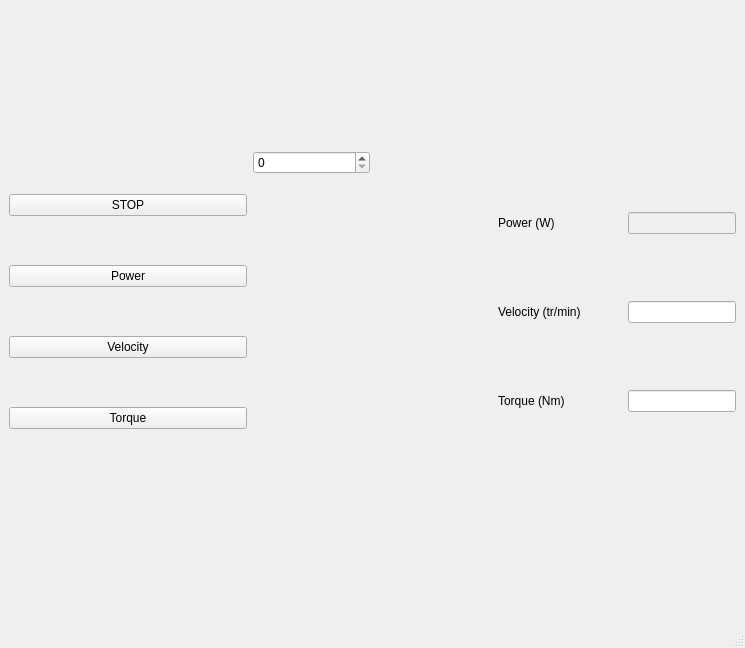
Above: ergocycle_gui.ui from s2mLab/ControlOdrive before the change. Below: the same form after it.
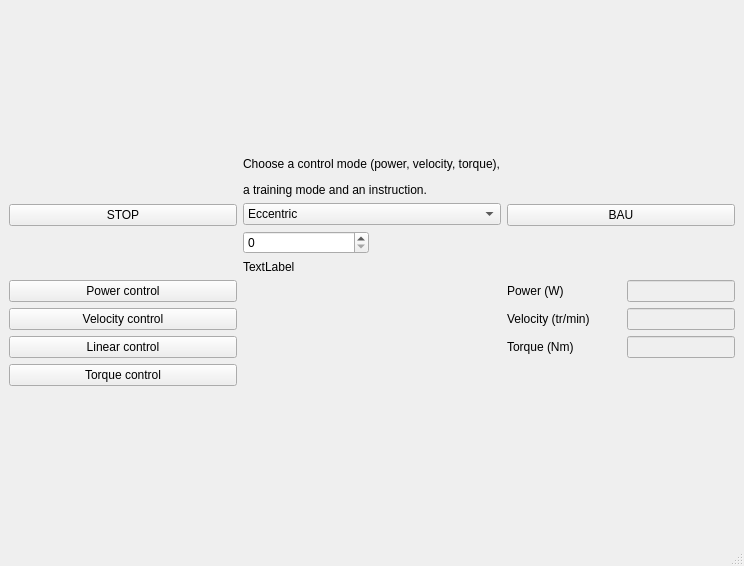
That is the form after the change.

Diff of the .ui file:
```diff
--- a/ergocycle_gui.ui
+++ b/ergocycle_gui.ui
@@ -6,8 +6,8 @@
    <rect>
     <x>0</x>
     <y>0</y>
-    <width>745</width>
-    <height>648</height>
+    <width>744</width>
+    <height>566</height>
    </rect>
   </property>
   <property name="minimumSize">
@@ -29,40 +29,97 @@
    <layout class="QGridLayout" name="gridLayout_2">
     <item row="0" column="0">
      <layout class="QGridLayout" name="gridLayout">
-      <item row="0" column="0">
-       <layout class="QVBoxLayout" name="modes_verticalLayout">
-        <item>
-         <widget class="QPushButton" name="STOP_pushButton">
+      <item row="4" column="0">
+       <widget class="QPushButton" name="linear_pushButton">
           <property name="text">
-           <string>STOP</string>
+         <string>Linear control</string>
           </property>
          </widget>
         </item>
+      <item row="3" column="3">
+       <layout class="QHBoxLayout" name="velocity_horizontalLayout">
         <item>
-         <widget class="QPushButton" name="power_pushButton">
+         <widget class="QLabel" name="velocity_label">
           <property name="text">
-           <string>Power</string>
+           <string>Velocity (tr/min)</string>
           </property>
          </widget>
         </item>
         <item>
+         <widget class="QLineEdit" name="velocity_lineEdit">
+          <property name="enabled">
+           <bool>false</bool>
+          </property>
+          <property name="sizePolicy">
+           <sizepolicy hsizetype="Fixed" vsizetype="Fixed">
+            <horstretch>0</horstretch>
+            <verstretch>0</verstretch>
+           </sizepolicy>
+          </property>
+          <property name="text">
+           <string/>
+          </property>
+         </widget>
+        </item>
+       </layout>
+      </item>
+      <item row="3" column="0">
          <widget class="QPushButton" name="velocity_pushButton">
           <property name="text">
-           <string>Velocity</string>
+         <string>Velocity control</string>
           </property>
          </widget>
         </item>
-        <item>
+      <item row="0" column="3">
+       <widget class="QPushButton" name="BAU_pushButton">
+        <property name="text">
+         <string>BAU</string>
+        </property>
+       </widget>
+      </item>
+      <item row="2" column="0">
+       <widget class="QPushButton" name="power_pushButton">
+        <property name="text">
+         <string>Power control</string>
+        </property>
+       </widget>
+      </item>
+      <item row="5" column="0">
          <widget class="QPushButton" name="torque_pushButton">
           <property name="text">
-           <string>Torque</string>
+         <string>Torque control</string>
           </property>
          </widget>
         </item>
-       </layout>
-      </item>
-      <item row="0" column="1">
+      <item row="0" column="2">
        <layout class="QVBoxLayout" name="instructions_verticalLayout">
+        <item>
+         <widget class="QLabel" name="control_label">
+          <property name="text">
+           <string>&lt;html&gt;&lt;head/&gt;&lt;body&gt;&lt;p&gt;Choose a control mode (power, velocity, torque),&lt;/p&gt;&lt;p&gt;a training mode and an instruction.&lt;/p&gt;&lt;/body&gt;&lt;/html&gt;</string>
+          </property>
+          <property name="scaledContents">
+           <bool>false</bool>
+          </property>
+         </widget>
+        </item>
+        <item>
+         <widget class="QComboBox" name="training_comboBox">
+          <property name="enabled">
+           <bool>true</bool>
+          </property>
+          <item>
+           <property name="text">
+            <string>Eccentric</string>
+           </property>
+          </item>
+          <item>
+           <property name="text">
+            <string>Concentric</string>
+           </property>
+          </item>
+         </widget>
+        </item>
         <item>
          <layout class="QHBoxLayout" name="instructions_horizontalLayout_2">
           <item>
@@ -80,28 +137,17 @@
         <item>
          <layout class="QHBoxLayout" name="graph_horizontalLayout">
           <item>
-           <spacer name="verticalSpacer">
-            <property name="orientation">
-             <enum>Qt::Vertical</enum>
+           <widget class="QLabel" name="errors_label">
+            <property name="text">
+             <string>TextLabel</string>
             </property>
-            <property name="sizeType">
-             <enum>QSizePolicy::Fixed</enum>
-            </property>
-            <property name="sizeHint" stdset="0">
-             <size>
-              <width>20</width>
-              <height>300</height>
-             </size>
-            </property>
-           </spacer>
+           </widget>
           </item>
          </layout>
         </item>
        </layout>
       </item>
-      <item row="0" column="2">
-       <layout class="QVBoxLayout" name="data_verticalLayout">
-        <item>
+      <item row="2" column="3">
          <layout class="QHBoxLayout" name="power_horizontalLayout">
           <item>
            <widget class="QLabel" name="power_label">
@@ -128,34 +174,14 @@
           </item>
          </layout>
         </item>
-        <item>
-         <layout class="QHBoxLayout" name="velocity_horizontalLayout">
-          <item>
-           <widget class="QLabel" name="velocity_label">
+      <item row="0" column="0">
+       <widget class="QPushButton" name="STOP_pushButton">
             <property name="text">
-             <string>Velocity (tr/min)</string>
+         <string>STOP</string>
             </property>
            </widget>
           </item>
-          <item>
-           <widget class="QLineEdit" name="velocity_lineEdit">
-            <property name="enabled">
-             <bool>true</bool>
-            </property>
-            <property name="sizePolicy">
-             <sizepolicy hsizetype="Fixed" vsizetype="Fixed">
-              <horstretch>0</horstretch>
-              <verstretch>0</verstretch>
-             </sizepolicy>
-            </property>
-            <property name="text">
-             <string/>
-            </property>
-           </widget>
-          </item>
-         </layout>
-        </item>
-        <item>
+      <item row="4" column="3">
          <layout class="QHBoxLayout" name="torque_horizontalLayout">
           <item>
            <widget class="QLabel" name="torque_label">
@@ -167,7 +193,7 @@
           <item>
            <widget class="QLineEdit" name="torque_lineEdit">
             <property name="enabled">
-             <bool>true</bool>
+           <bool>false</bool>
             </property>
             <property name="sizePolicy">
              <sizepolicy hsizetype="Fixed" vsizetype="Fixed">
@@ -179,8 +205,6 @@
              <string/>
             </property>
            </widget>
-          </item>
-         </layout>
         </item>
        </layout>
       </item>
```
Left out of the diff: 2 changed lines with no effect on the pictures. Lines whose indentation alone changed are shown as unchanged.
